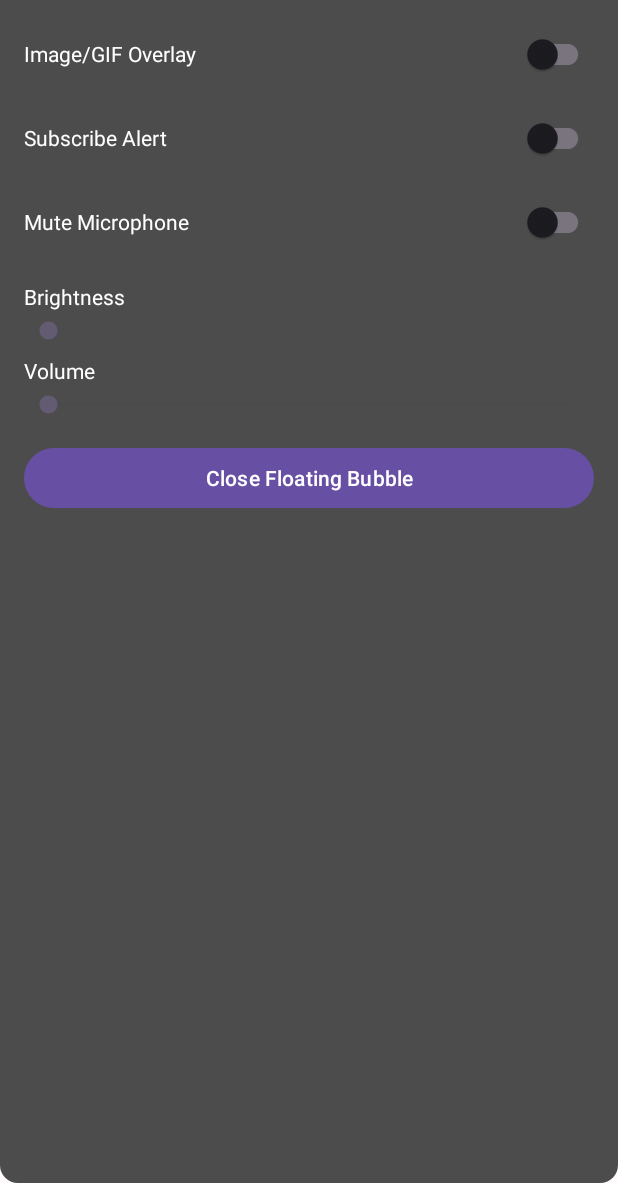
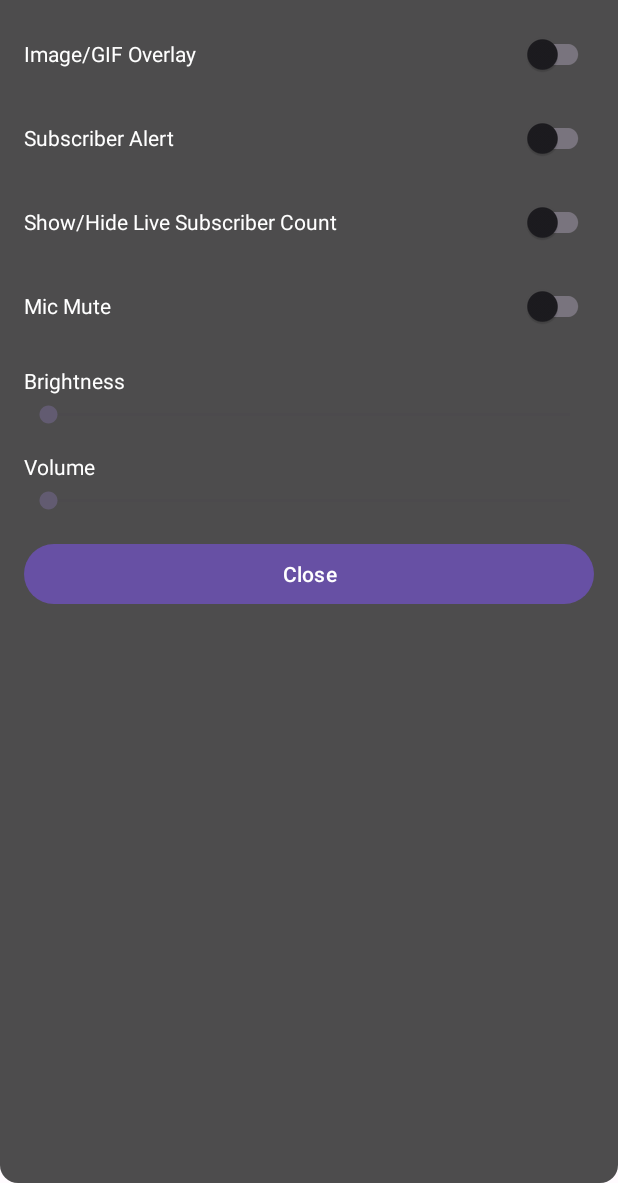
Before and after one commit to UpendraNishad/FauL_UppU_YT, an Android app: the layout menu_layout.xml on its own in the app's theme, with its tools: preview values and no code run, on a phone screen of 412 x 824 dp, the part 53-1236 px from its top. Run offline under Robolectric (Android 15) with nearby library versions, the phone set to English and light mode, and no system bars.

Commit message:
update = live subscriber count browser hide/show

```diff
--- a/app/src/main/res/layout/menu_layout.xml
+++ b/app/src/main/res/layout/menu_layout.xml
@@ -20,91 +20,125 @@
             android:textColor="@android:color/white"
             android:textStyle="bold" />
 
+        <!-- Image/GIF Overlay Toggle -->
         <LinearLayout
             android:layout_width="match_parent"
             android:layout_height="wrap_content"
             android:gravity="center_vertical"
             android:orientation="horizontal">
+
             <TextView
                 android:layout_width="0dp"
                 android:layout_height="wrap_content"
                 android:layout_weight="1"
                 android:text="Image/GIF Overlay"
                 android:textColor="@android:color/white" />
+
             <androidx.appcompat.widget.SwitchCompat
                 android:id="@+id/switch_image_overlay"
                 android:layout_width="wrap_content"
                 android:layout_height="wrap_content" />
         </LinearLayout>
 
+        <!-- Subscriber Alert Toggle -->
         <LinearLayout
             android:layout_width="match_parent"
             android:layout_height="wrap_content"
             android:gravity="center_vertical"
-            android:layout_marginTop="8dp"
-            android:orientation="horizontal">
+            android:orientation="horizontal"
+            android:layout_marginTop="8dp">
+
             <TextView
                 android:layout_width="0dp"
                 android:layout_height="wrap_content"
                 android:layout_weight="1"
-                android:text="Subscribe Alert"
+                android:text="Subscriber Alert"
                 android:textColor="@android:color/white" />
+
             <androidx.appcompat.widget.SwitchCompat
                 android:id="@+id/switch_web_alert"
                 android:layout_width="wrap_content"
                 android:layout_height="wrap_content" />
         </LinearLayout>
 
+        <!-- Show/Hide Live Subscriber Count Toggle -->
         <LinearLayout
-            android:id="@+id/mic_switch_container"
             android:layout_width="match_parent"
             android:layout_height="wrap_content"
             android:gravity="center_vertical"
-            android:layout_marginTop="8dp"
-            android:orientation="horizontal">
+            android:orientation="horizontal"
+            android:layout_marginTop="8dp">
+
             <TextView
                 android:layout_width="0dp"
                 android:layout_height="wrap_content"
                 android:layout_weight="1"
-                android:text="Mute Microphone"
+                android:text="Show/Hide Live Subscriber Count"
                 android:textColor="@android:color/white" />
+
+            <androidx.appcompat.widget.SwitchCompat
+                android:id="@+id/switch_floating_browser"
+                android:layout_width="wrap_content"
+                android:layout_height="wrap_content" />
+        </LinearLayout>
+
+        <!-- Mic Mute Toggle -->
+        <LinearLayout
+            android:layout_width="match_parent"
+            android:layout_height="wrap_content"
+            android:gravity="center_vertical"
+            android:orientation="horizontal"
+            android:layout_marginTop="8dp">
+
+            <TextView
+                android:layout_width="0dp"
+                android:layout_height="wrap_content"
+                android:layout_weight="1"
+                android:text="Mic Mute"
+                android:textColor="@android:color/white" />
+
             <androidx.appcompat.widget.SwitchCompat
                 android:id="@+id/switch_mic_mute"
                 android:layout_width="wrap_content"
                 android:layout_height="wrap_content" />
         </LinearLayout>
 
+        <!-- Brightness Control -->
         <TextView
-            android:layout_width="wrap_content"
+            android:layout_width="match_parent"
             android:layout_height="wrap_content"
-            android:layout_marginTop="16dp"
             android:text="Brightness"
-            android:textColor="@android:color/white" />
+            android:textColor="@android:color/white"
+            android:layout_marginTop="16dp" />
+
         <SeekBar
             android:id="@+id/seekBar_brightness"
             android:layout_width="match_parent"
             android:layout_height="wrap_content"
-            android:layout_marginTop="4dp"
-            android:max="255" />
+            android:max="255"
+            android:layout_marginTop="4dp" />
 
+        <!-- Volume Control -->
         <TextView
-            android:layout_width="wrap_content"
+            android:layout_width="match_parent"
             android:layout_height="wrap_content"
-            android:layout_marginTop="8dp"
             android:text="Volume"
-            android:textColor="@android:color/white" />
+            android:textColor="@android:color/white"
+            android:layout_marginTop="16dp" />
+
         <SeekBar
             android:id="@+id/seekBar_volume"
             android:layout_width="match_parent"
             android:layout_height="wrap_content"
             android:layout_marginTop="4dp" />
 
+        <!-- Close Button -->
         <Button
             android:id="@+id/btn_close_bubble"
             android:layout_width="match_parent"
             android:layout_height="wrap_content"
-            android:layout_marginTop="16dp"
-            android:text="Close Floating Bubble" />
+            android:text="Close"
+            android:layout_marginTop="16dp" />
 
     </LinearLayout>
 </ScrollView>
```
Also changed, not shown: app/src/main/java/com/example/faul_uppu_yt/MenuService.kt (+40 -9 lines).
